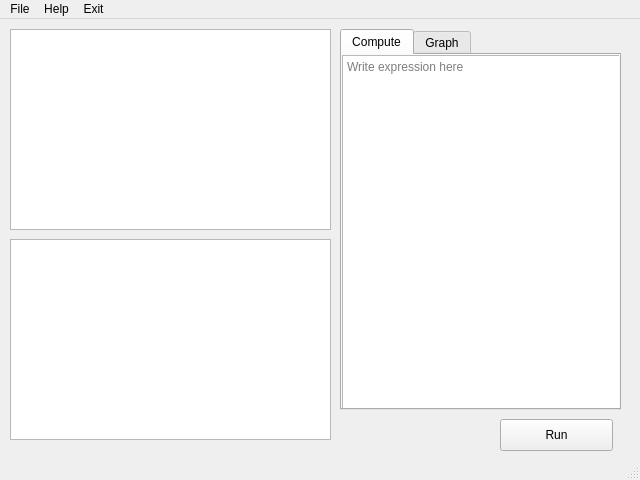
Old version of the form maincalc.ui in the repository jprili/simplecalc.
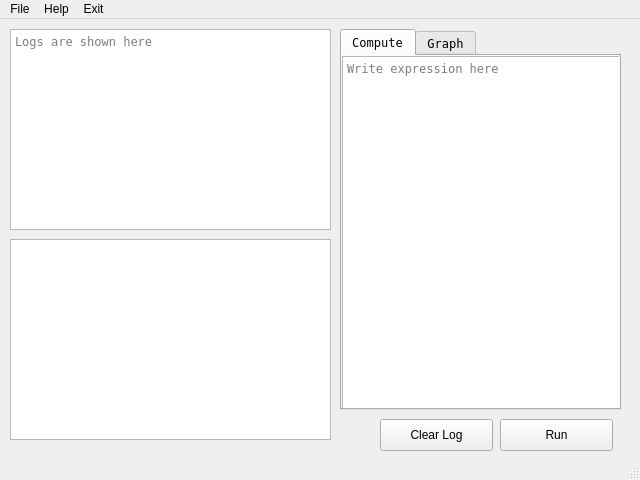
New version of the form. The open tabs and pages were chosen to show the change.

```diff
--- a/maincalc.ui
+++ b/maincalc.ui
@@ -39,6 +39,11 @@
       <height>381</height>
      </rect>
     </property>
+    <property name="font">
+     <font>
+      <family>Andale Mono</family>
+     </font>
+    </property>
     <property name="tabletTracking">
      <bool>false</bool>
     </property>
@@ -61,6 +66,11 @@
         <height>361</height>
        </rect>
       </property>
+      <property name="font">
+       <font>
+        <family>Andale Mono</family>
+       </font>
+      </property>
       <property name="cursor" stdset="0">
        <cursorShape>ArrowCursor</cursorShape>
       </property>
@@ -101,7 +111,7 @@
      <string>Run</string>
     </property>
    </widget>
-   <widget class="QPlainTextEdit" name="plainTextLog">
+   <widget class="QTextBrowser" name="plainTextLog">
     <property name="geometry">
      <rect>
       <x>10</x>
@@ -110,8 +120,29 @@
       <height>201</height>
      </rect>
     </property>
-    <property name="readOnly">
-     <bool>true</bool>
+    <property name="font">
+     <font>
+      <family>Andale Mono</family>
+     </font>
+    </property>
+    <property name="focusPolicy">
+     <enum>Qt::StrongFocus</enum>
+    </property>
+    <property name="placeholderText">
+     <string>Logs are shown here</string>
+    </property>
+   </widget>
+   <widget class="QPushButton" name="pushClear">
+    <property name="geometry">
+     <rect>
+      <x>380</x>
+      <y>400</y>
+      <width>113</width>
+      <height>32</height>
+     </rect>
+    </property>
+    <property name="text">
+     <string>Clear Log</string>
     </property>
    </widget>
   </widget>
```
Left out of the diff: 2 changed lines with no effect on the pictures.
